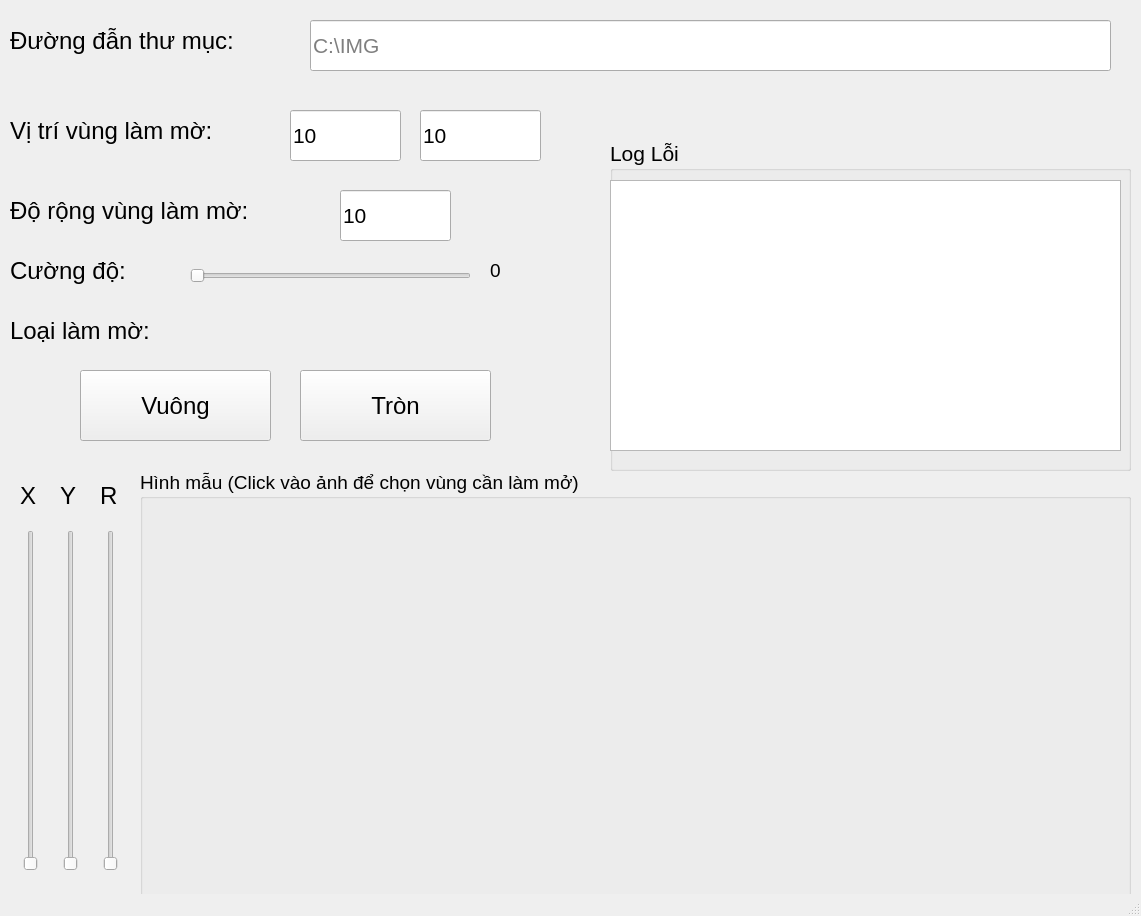
First picture: the form in main.ui, repository duyvo26/Xy-Ly-Anh-Thay-Khoi-Lam-Mo-Anh-Python, before the edit.
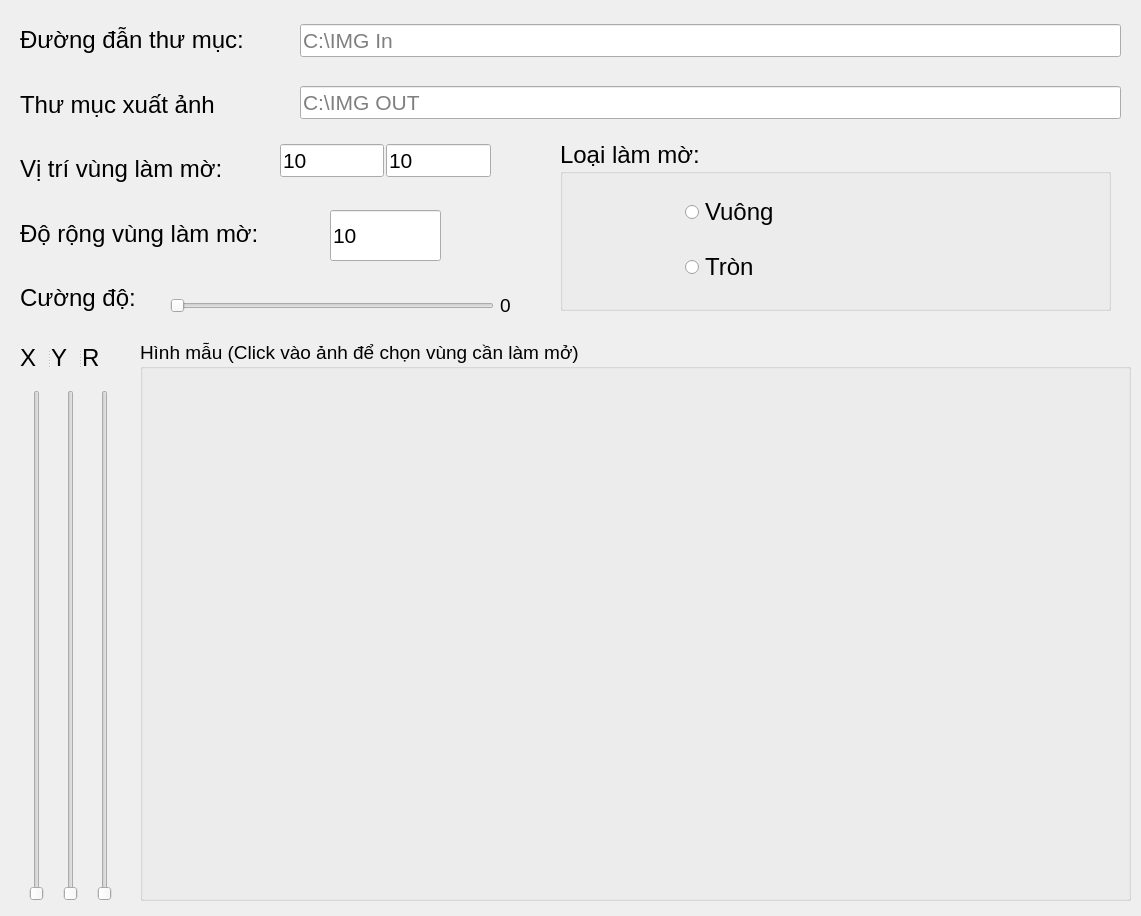
Second picture: the form after the edit.

The edit to the form file:
```diff
--- a/main.ui
+++ b/main.ui
@@ -14,131 +14,11 @@
    <string>Xử lý ảnh - 19TinTT Duyvo-VinhKhang</string>
   </property>
   <widget class="QWidget" name="centralwidget">
-   <widget class="QLineEdit" name="path_folder">
-    <property name="geometry">
-     <rect>
-      <x>310</x>
-      <y>20</y>
-      <width>801</width>
-      <height>51</height>
-     </rect>
-    </property>
-    <property name="font">
-     <font>
-      <pointsize>16</pointsize>
-     </font>
-    </property>
-    <property name="text">
-     <string/>
-    </property>
-    <property name="placeholderText">
-     <string>C:\IMG</string>
-    </property>
-   </widget>
-   <widget class="QLabel" name="label">
-    <property name="geometry">
-     <rect>
-      <x>10</x>
-      <y>20</y>
-      <width>281</width>
-      <height>41</height>
-     </rect>
-    </property>
-    <property name="font">
-     <font>
-      <pointsize>18</pointsize>
-     </font>
-    </property>
-    <property name="text">
-     <string>Đường đẫn thư mục:</string>
-    </property>
-   </widget>
-   <widget class="QLabel" name="label_2">
-    <property name="geometry">
-     <rect>
-      <x>10</x>
-      <y>110</y>
-      <width>281</width>
-      <height>41</height>
-     </rect>
-    </property>
-    <property name="font">
-     <font>
-      <pointsize>18</pointsize>
-     </font>
-    </property>
-    <property name="text">
-     <string>Vị trí vùng làm mờ:</string>
-    </property>
-   </widget>
-   <widget class="QLineEdit" name="point_x">
-    <property name="geometry">
-     <rect>
-      <x>290</x>
-      <y>110</y>
-      <width>111</width>
-      <height>51</height>
-     </rect>
-    </property>
-    <property name="font">
-     <font>
-      <pointsize>16</pointsize>
-     </font>
-    </property>
-    <property name="text">
-     <string>10</string>
-    </property>
-    <property name="placeholderText">
-     <string>X</string>
-    </property>
-   </widget>
-   <widget class="QLineEdit" name="point_y">
-    <property name="geometry">
-     <rect>
-      <x>420</x>
-      <y>110</y>
-      <width>121</width>
-      <height>51</height>
-     </rect>
-    </property>
-    <property name="font">
-     <font>
-      <pointsize>16</pointsize>
-     </font>
-    </property>
-    <property name="text">
-     <string>10</string>
-    </property>
-    <property name="echoMode">
-     <enum>QLineEdit::Normal</enum>
-    </property>
-    <property name="placeholderText">
-     <string>Y</string>
-    </property>
-   </widget>
-   <widget class="QLabel" name="label_3">
-    <property name="geometry">
-     <rect>
-      <x>10</x>
-      <y>190</y>
-      <width>321</width>
-      <height>41</height>
-     </rect>
-    </property>
-    <property name="font">
-     <font>
-      <pointsize>18</pointsize>
-     </font>
-    </property>
-    <property name="text">
-     <string>Độ rộng vùng làm mờ:</string>
-    </property>
-   </widget>
    <widget class="QLineEdit" name="size_che">
     <property name="geometry">
      <rect>
-      <x>340</x>
-      <y>190</y>
+      <x>330</x>
+      <y>210</y>
       <width>111</width>
       <height>51</height>
      </rect>
@@ -155,166 +35,13 @@
      <string>100</string>
     </property>
    </widget>
-   <widget class="QLabel" name="label_4">
-    <property name="geometry">
-     <rect>
-      <x>10</x>
-      <y>310</y>
-      <width>201</width>
-      <height>41</height>
-     </rect>
-    </property>
-    <property name="font">
-     <font>
-      <pointsize>18</pointsize>
-     </font>
-    </property>
-    <property name="text">
-     <string>Loại làm mờ:</string>
-    </property>
-   </widget>
-   <widget class="QPushButton" name="btn_batdau_vuong">
-    <property name="geometry">
-     <rect>
-      <x>80</x>
-      <y>370</y>
-      <width>191</width>
-      <height>71</height>
-     </rect>
-    </property>
-    <property name="font">
-     <font>
-      <pointsize>18</pointsize>
-     </font>
-    </property>
-    <property name="text">
-     <string>Vuông</string>
-    </property>
-   </widget>
-   <widget class="QGroupBox" name="groupBox_2">
-    <property name="geometry">
-     <rect>
-      <x>610</x>
-      <y>140</y>
-      <width>521</width>
-      <height>331</height>
-     </rect>
-    </property>
-    <property name="font">
-     <font>
-      <pointsize>16</pointsize>
-     </font>
-    </property>
-    <property name="title">
-     <string>Log Lỗi</string>
-    </property>
-    <widget class="QPlainTextEdit" name="txt_log">
-     <property name="geometry">
-      <rect>
-       <x>0</x>
-       <y>40</y>
-       <width>511</width>
-       <height>271</height>
-      </rect>
-     </property>
-     <property name="font">
-      <font>
-       <pointsize>11</pointsize>
-      </font>
-     </property>
-    </widget>
-   </widget>
-   <widget class="QPushButton" name="btn_batdau_tron">
-    <property name="geometry">
-     <rect>
-      <x>300</x>
-      <y>370</y>
-      <width>191</width>
-      <height>71</height>
-     </rect>
-    </property>
-    <property name="font">
-     <font>
-      <pointsize>18</pointsize>
-     </font>
-    </property>
-    <property name="text">
-     <string>Tròn</string>
-    </property>
-   </widget>
-   <widget class="QSlider" name="thanh_dieuchinh">
-    <property name="geometry">
-     <rect>
-      <x>190</x>
-      <y>260</y>
-      <width>281</width>
-      <height>31</height>
-     </rect>
-    </property>
-    <property name="font">
-     <font>
-      <pointsize>16</pointsize>
-     </font>
-    </property>
-    <property name="minimum">
-     <number>5</number>
-    </property>
-    <property name="maximum">
-     <number>100</number>
-    </property>
-    <property name="value">
-     <number>5</number>
-    </property>
-    <property name="orientation">
-     <enum>Qt::Horizontal</enum>
-    </property>
-    <property name="tickInterval">
-     <number>100</number>
-    </property>
-   </widget>
-   <widget class="QLabel" name="label_5">
-    <property name="geometry">
-     <rect>
-      <x>10</x>
-      <y>250</y>
-      <width>181</width>
-      <height>41</height>
-     </rect>
-    </property>
-    <property name="font">
-     <font>
-      <pointsize>18</pointsize>
-     </font>
-    </property>
-    <property name="text">
-     <string>Cường độ:</string>
-    </property>
-   </widget>
-   <widget class="QLabel" name="lableCuongDo">
-    <property name="geometry">
-     <rect>
-      <x>490</x>
-      <y>250</y>
-      <width>111</width>
-      <height>41</height>
-     </rect>
-    </property>
-    <property name="font">
-     <font>
-      <pointsize>14</pointsize>
-     </font>
-    </property>
-    <property name="text">
-     <string>0</string>
-    </property>
-   </widget>
    <widget class="QGroupBox" name="groupBox">
     <property name="geometry">
      <rect>
       <x>140</x>
-      <y>470</y>
+      <y>340</y>
       <width>991</width>
-      <height>431</height>
+      <height>561</height>
      </rect>
     </property>
     <property name="font">
@@ -331,7 +58,7 @@
        <x>10</x>
        <y>30</y>
        <width>971</width>
-       <height>391</height>
+       <height>521</height>
       </rect>
      </property>
      <layout class="QHBoxLayout" name="horizontalLayout">
@@ -352,110 +79,364 @@
      </layout>
     </widget>
    </widget>
-   <widget class="QSlider" name="Slider_X">
+   <widget class="QGroupBox" name="groupBox_3">
     <property name="geometry">
      <rect>
-      <x>20</x>
-      <y>530</y>
-      <width>21</width>
-      <height>341</height>
+      <x>560</x>
+      <y>140</y>
+      <width>551</width>
+      <height>171</height>
      </rect>
     </property>
-    <property name="maximum">
-     <number>1500</number>
+    <property name="font">
+     <font>
+      <pointsize>18</pointsize>
+     </font>
     </property>
-    <property name="orientation">
-     <enum>Qt::Vertical</enum>
+    <property name="toolTipDuration">
+     <number>-1</number>
     </property>
+    <property name="title">
+     <string>Loại làm mờ:</string>
+    </property>
+    <widget class="QWidget" name="verticalLayoutWidget">
+     <property name="geometry">
+      <rect>
+       <x>110</x>
+       <y>40</y>
+       <width>421</width>
+       <height>121</height>
+      </rect>
+     </property>
+     <layout class="QVBoxLayout" name="verticalLayout">
+      <property name="sizeConstraint">
+       <enum>QLayout::SetDefaultConstraint</enum>
+      </property>
+      <property name="leftMargin">
+       <number>15</number>
+      </property>
+      <item>
+       <widget class="QRadioButton" name="btn_batdau_vuong">
+        <property name="text">
+         <string>Vuông</string>
+        </property>
+       </widget>
+      </item>
+      <item>
+       <widget class="QRadioButton" name="btn_batdau_tron">
+        <property name="text">
+         <string>Tròn</string>
+        </property>
+       </widget>
+      </item>
+     </layout>
+    </widget>
    </widget>
-   <widget class="QSlider" name="Slider_Y">
+   <widget class="QSplitter" name="splitter">
     <property name="geometry">
      <rect>
-      <x>60</x>
-      <y>530</y>
-      <width>21</width>
-      <height>341</height>
+      <x>20</x>
+      <y>340</y>
+      <width>92</width>
+      <height>36</height>
      </rect>
     </property>
-    <property name="maximum">
-     <number>1500</number>
-    </property>
     <property name="orientation">
-     <enum>Qt::Vertical</enum>
+     <enum>Qt::Horizontal</enum>
     </property>
+    <widget class="QLabel" name="label_6">
+     <property name="font">
+      <font>
+       <pointsize>18</pointsize>
+      </font>
+     </property>
+     <property name="text">
+      <string>X</string>
+     </property>
+    </widget>
+    <widget class="QLabel" name="label_7">
+     <property name="font">
+      <font>
+       <pointsize>18</pointsize>
+      </font>
+     </property>
+     <property name="text">
+      <string>Y</string>
+     </property>
+    </widget>
+    <widget class="QLabel" name="label_8">
+     <property name="font">
+      <font>
+       <pointsize>18</pointsize>
+      </font>
+     </property>
+     <property name="text">
+      <string>R</string>
+     </property>
+    </widget>
    </widget>
-   <widget class="QLabel" name="label_6">
+   <widget class="QWidget" name="">
     <property name="geometry">
      <rect>
       <x>20</x>
-      <y>470</y>
-      <width>31</width>
-      <height>51</height>
+      <y>390</y>
+      <width>101</width>
+      <height>511</height>
      </rect>
     </property>
-    <property name="font">
-     <font>
-      <pointsize>18</pointsize>
-     </font>
+    <layout class="QHBoxLayout" name="horizontalLayout_2">
+     <property name="spacing">
+      <number>10</number>
+     </property>
+     <item>
+      <widget class="QSlider" name="Slider_X">
+       <property name="maximum">
+        <number>1500</number>
+       </property>
+       <property name="orientation">
+        <enum>Qt::Vertical</enum>
+       </property>
+      </widget>
+     </item>
+     <item>
+      <widget class="QSlider" name="Slider_Y">
+       <property name="maximum">
+        <number>1500</number>
+       </property>
+       <property name="orientation">
+        <enum>Qt::Vertical</enum>
+       </property>
+      </widget>
+     </item>
+     <item>
+      <widget class="QSlider" name="Slider_R">
+       <property name="maximum">
+        <number>1500</number>
+       </property>
+       <property name="orientation">
+        <enum>Qt::Vertical</enum>
+       </property>
+      </widget>
+     </item>
+    </layout>
+   </widget>
+   <widget class="QWidget" name="">
+    <property name="geometry">
+     <rect>
+      <x>20</x>
+      <y>20</y>
+      <width>303</width>
+      <height>298</height>
+     </rect>
     </property>
-    <property name="text">
-     <string>X</string>
-    </property>
+    <layout class="QVBoxLayout" name="verticalLayout_2">
+     <property name="spacing">
+      <number>25</number>
+     </property>
+     <item>
+      <widget class="QLabel" name="label">
+       <property name="font">
+        <font>
+         <pointsize>18</pointsize>
+        </font>
+       </property>
+       <property name="text">
+        <string>Đường đẫn thư mục:</string>
+       </property>
+      </widget>
+     </item>
+     <item>
+      <widget class="QLabel" name="label_9">
+       <property name="font">
+        <font>
+         <pointsize>18</pointsize>
+        </font>
+       </property>
+       <property name="text">
+        <string>Thư mục xuất ảnh</string>
+       </property>
+      </widget>
+     </item>
+     <item>
+      <widget class="QLabel" name="label_2">
+       <property name="font">
+        <font>
+         <pointsize>18</pointsize>
+        </font>
+       </property>
+       <property name="text">
+        <string>Vị trí vùng làm mờ:</string>
+       </property>
+      </widget>
+     </item>
+     <item>
+      <widget class="QLabel" name="label_3">
+       <property name="font">
+        <font>
+         <pointsize>18</pointsize>
+        </font>
+       </property>
+       <property name="text">
+        <string>Độ rộng vùng làm mờ:</string>
+       </property>
+      </widget>
+     </item>
+     <item>
+      <widget class="QLabel" name="label_5">
+       <property name="font">
+        <font>
+         <pointsize>18</pointsize>
+        </font>
+       </property>
+       <property name="text">
+        <string>Cường độ:</string>
+       </property>
+      </widget>
+     </item>
+    </layout>
    </widget>
-   <widget class="QLabel" name="label_7">
+   <widget class="QWidget" name="">
     <property name="geometry">
      <rect>
-      <x>60</x>
-      <y>470</y>
-      <width>31</width>
-      <height>51</height>
+      <x>280</x>
+      <y>140</y>
+      <width>211</width>
+      <height>41</height>
      </rect>
     </property>
-    <property name="font">
-     <font>
-      <pointsize>18</pointsize>
-     </font>
-    </property>
-    <property name="text">
-     <string>Y</string>
-    </property>
+    <layout class="QHBoxLayout" name="horizontalLayout_3">
+     <property name="spacing">
+      <number>2</number>
+     </property>
+     <item>
+      <widget class="QLineEdit" name="point_x">
+       <property name="font">
+        <font>
+         <pointsize>16</pointsize>
+        </font>
+       </property>
+       <property name="text">
+        <string>10</string>
+       </property>
+       <property name="placeholderText">
+        <string>X</string>
+       </property>
+      </widget>
+     </item>
+     <item>
+      <widget class="QLineEdit" name="point_y">
+       <property name="font">
+        <font>
+         <pointsize>16</pointsize>
+        </font>
+       </property>
+       <property name="text">
+        <string>10</string>
+       </property>
+       <property name="echoMode">
+        <enum>QLineEdit::Normal</enum>
+       </property>
+       <property name="placeholderText">
+        <string>Y</string>
+       </property>
+      </widget>
+     </item>
+    </layout>
    </widget>
-   <widget class="QLabel" name="label_8">
+   <widget class="QWidget" name="">
     <property name="geometry">
      <rect>
-      <x>100</x>
-      <y>470</y>
-      <width>31</width>
+      <x>170</x>
+      <y>280</y>
+      <width>341</width>
       <height>51</height>
      </rect>
     </property>
-    <property name="font">
-     <font>
-      <pointsize>18</pointsize>
-     </font>
-    </property>
-    <property name="text">
-     <string>R</string>
-    </property>
+    <layout class="QHBoxLayout" name="horizontalLayout_4">
+     <item>
+      <widget class="QSlider" name="thanh_dieuchinh">
+       <property name="font">
+        <font>
+         <pointsize>16</pointsize>
+        </font>
+       </property>
+       <property name="minimum">
+        <number>5</number>
+       </property>
+       <property name="maximum">
+        <number>100</number>
+       </property>
+       <property name="value">
+        <number>5</number>
+       </property>
+       <property name="orientation">
+        <enum>Qt::Horizontal</enum>
+       </property>
+       <property name="tickInterval">
+        <number>100</number>
+       </property>
+      </widget>
+     </item>
+     <item>
+      <widget class="QLabel" name="lableCuongDo">
+       <property name="font">
+        <font>
+         <pointsize>14</pointsize>
+        </font>
+       </property>
+       <property name="text">
+        <string>0</string>
+       </property>
+      </widget>
+     </item>
+    </layout>
    </widget>
-   <widget class="QSlider" name="Slider_R">
+   <widget class="QWidget" name="">
     <property name="geometry">
      <rect>
-      <x>100</x>
-      <y>530</y>
-      <width>21</width>
-      <height>341</height>
+      <x>300</x>
+      <y>20</y>
+      <width>821</width>
+      <height>105</height>
      </rect>
     </property>
-    <property name="maximum">
-     <number>1500</number>
-    </property>
-    <property name="orientation">
-     <enum>Qt::Vertical</enum>
-    </property>
+    <layout class="QVBoxLayout" name="verticalLayout_3">
+     <property name="spacing">
+      <number>25</number>
+     </property>
+     <item>
+      <widget class="QLineEdit" name="path_folder">
+       <property name="font">
+        <font>
+         <pointsize>16</pointsize>
+        </font>
+       </property>
+       <property name="text">
+        <string/>
+       </property>
+       <property name="placeholderText">
+        <string>C:\IMG In</string>
+       </property>
+      </widget>
+     </item>
+     <item>
+      <widget class="QLineEdit" name="path_folder_out">
+       <property name="font">
+        <font>
+         <pointsize>16</pointsize>
+        </font>
+       </property>
+       <property name="text">
+        <string/>
+       </property>
+       <property name="placeholderText">
+        <string>C:\IMG OUT</string>
+       </property>
+      </widget>
+     </item>
+    </layout>
    </widget>
   </widget>
-  <widget class="QStatusBar" name="statusbar"/>
  </widget>
  <resources/>
  <connections/>
```
